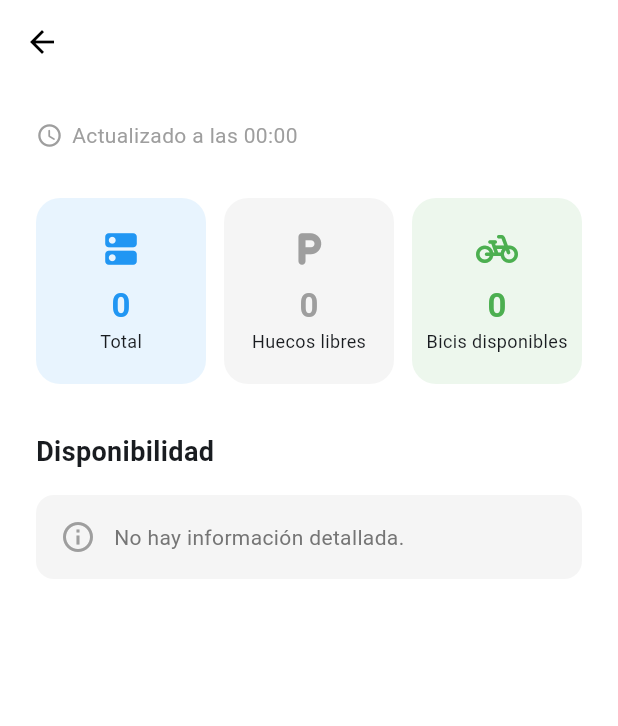
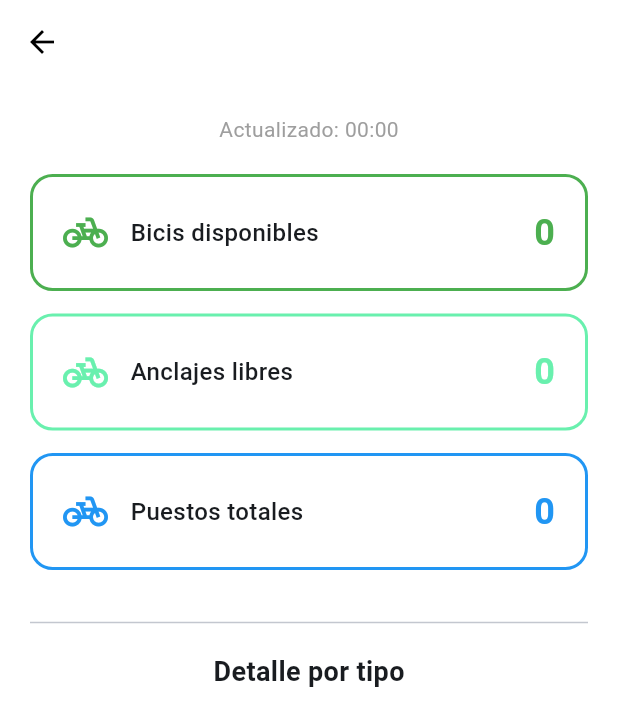
Before and after one commit to SilviaGarciaBouza/to7_1, a Flutter app: the StationDetailScreen screen opened directly with empty values, on a phone screen of 412 x 824 dp. Shown: the top 726 px of the screen. Run offline on Flutter 3.47's test engine with Material 3 defaults, Android fonts, the light colour scheme and no system bars; network calls fail.

Commit message:
new detais colors

```diff
--- a/lib/views/StationDetailScreen.dart
+++ b/lib/views/StationDetailScreen.dart
@@ -7,160 +7,182 @@ class StationDetailScreen extends StatelessWidget {
 
   @override
   Widget build(BuildContext context) {
-    // 1. Convertir fecha
-    final date = DateTime.fromMillisecondsSinceEpoch(
+    final DateTime updateTime = DateTime.fromMillisecondsSinceEpoch(
       station.lastReported * 1000,
     );
-    final hora =
-        "${date.hour.toString().padLeft(2, '0')}:${date.minute.toString().padLeft(2, '0')}";
+    final String timeStr =
+        "${updateTime.hour.toString().padLeft(2, '0')}:${updateTime.minute.toString().padLeft(2, '0')}";
 
     return Scaffold(
       backgroundColor: Colors.white,
       appBar: AppBar(
-        title: Center(
-          child: Text(
-            station.name,
-            style: TextStyle(
-              fontWeight: FontWeight.bold,
-              fontSize: 20,
-              color: Colors.black,
+        title: Text(station.name, style: const TextStyle(color: Colors.black)),
+        backgroundColor: Colors.white,
+        iconTheme: const IconThemeData(color: Colors.black),
+        elevation: 0,
       ),
-            maxLines: 1,
-            overflow: TextOverflow.ellipsis,
+      body: SingleChildScrollView(
+        padding: const EdgeInsets.all(20),
+        child: Column(
+          children: [
+            Text(
+              "Actualizado: $timeStr",
+              style: const TextStyle(color: Colors.grey),
             ),
-        ),
-        backgroundColor: Colors.white,
-        elevation: 0,
-        leading: IconButton(
-          icon: Icon(Icons.arrow_back, color: Colors.black),
-          tooltip: 'Volver',
-          onPressed: () => Navigator.of(context).pop(),
-        ),
-      ),
-      body: Padding(
-        padding: EdgeInsets.all(24.0),
-        child: Column(
-          crossAxisAlignment: CrossAxisAlignment.start,
-          children: [
-            Row(
-              children: [
-                Icon(Icons.access_time_rounded, size: 18, color: Colors.grey),
-                SizedBox(width: 6),
-                Text(
-                  "Actualizado a las $hora",
-                  style: TextStyle(fontSize: 14, color: Colors.grey),
-                ),
-              ],
-            ),
+            const SizedBox(height: 20),
 
-            SizedBox(height: 32),
-
-            Row(
-              children: [
-                _InfoCard(
-                  label: "Total",
-                  value: "${station.capacity}",
-                  icon: Icons.dns_rounded,
-                  color: Colors.blue,
-                ),
-                SizedBox(width: 12),
-                _InfoCard(
-                  label: "Huecos libres",
-                  value: "${station.numDocksAvailable}",
-                  icon: Icons.local_parking_rounded,
-                  color: Colors.grey,
-                ),
-                SizedBox(width: 12),
-                _InfoCard(
-                  label: "Bicis disponibles",
-                  value: "${station.numBikesAvailable}",
-                  icon: Icons.pedal_bike_rounded,
-                  color: Colors.green,
-                ),
-              ],
-            ),
-
-            SizedBox(height: 32),
-
-            Text(
-              "Disponibilidad",
-              style: TextStyle(fontSize: 18, fontWeight: FontWeight.bold),
-            ),
-            SizedBox(height: 16),
-
-            if (station.availableTypes.isEmpty)
             Container(
-                padding: EdgeInsets.all(16),
+              margin: const EdgeInsets.only(bottom: 15),
+              padding: const EdgeInsets.all(20),
               decoration: BoxDecoration(
-                  color: Colors.grey[100],
-                  borderRadius: BorderRadius.circular(12),
-                ),
-                child: Row(
-                  children: [
-                    Icon(Icons.info_outline, color: Colors.grey[500]),
-                    SizedBox(width: 12),
-                    Text(
-                      "No hay información detallada.",
-                      style: TextStyle(color: Colors.grey[600]),
-                    ),
-                  ],
-                ),
-              )
-            else
-              ...station.availableTypes.where((t) => t.count > 0).map((type) {
-                final isElectric =
-                    type.id.toUpperCase().contains('ELECTRIC') ||
-                    type.id.toUpperCase().contains('EF') ||
-                    type.id.toUpperCase().contains('BOOST');
-
-                // COLORES:
-                final colorTema = isElectric
-                    ? Colors.amber[700]!
-                    : Colors.purple;
-                final colorFondo = isElectric
-                    ? Colors.amber[50]!
-                    : Colors.purple[50]!;
-                final tipoTexto = isElectric ? "Eléctrica" : "Mecánica";
-
-                return Tooltip(
-                  message: '$tipoTexto (Modelo ${type.id})',
-                  triggerMode: TooltipTriggerMode.tap,
-                  child: Container(
-                    margin: EdgeInsets.only(bottom: 12),
-                    padding: EdgeInsets.symmetric(horizontal: 20, vertical: 16),
-                    decoration: BoxDecoration(
-                      color: colorFondo,
-                      borderRadius: BorderRadius.circular(16),
-                      border: Border.all(
-                        color: colorTema.withOpacity(0.3),
-                        width: 1,
-                      ),
+                border: Border.all(color: Colors.green, width: 2),
+                borderRadius: BorderRadius.circular(15),
               ),
               child: Row(
                 mainAxisAlignment: MainAxisAlignment.spaceBetween,
                 children: [
-                        Icon(
-                          isElectric
-                              ? Icons.electric_bolt_rounded
-                              : Icons.pedal_bike_rounded,
-                          color: colorTema,
-                          size: 32,
+                  Row(
+                    children: [
+                      Icon(Icons.pedal_bike, color: Colors.green, size: 30),
+                      const SizedBox(width: 15),
+                      Text(
+                        "Bicis disponibles",
+                        style: const TextStyle(
+                          fontSize: 16,
+                          fontWeight: FontWeight.w500,
                         ),
-
-                        // SOLO NÚMERO
+                      ),
+                    ],
+                  ),
                   Text(
-                          "${type.count}",
+                    "${station.numBikesAvailable}",
                     style: TextStyle(
-                            fontSize: 28,
+                      fontSize: 24,
                       fontWeight: FontWeight.bold,
-                            color: colorTema,
+                      color: Colors.green,
                     ),
                   ),
                 ],
               ),
             ),
+
+            Container(
+              margin: const EdgeInsets.only(bottom: 15),
+              padding: const EdgeInsets.all(20),
+              decoration: BoxDecoration(
+                border: Border.all(color: Colors.greenAccent, width: 2),
+                borderRadius: BorderRadius.circular(15),
+              ),
+              child: Row(
+                mainAxisAlignment: MainAxisAlignment.spaceBetween,
+                children: [
+                  Row(
+                    children: [
+                      Icon(
+                        Icons.pedal_bike,
+                        color: Colors.greenAccent,
+                        size: 30,
+                      ),
+                      const SizedBox(width: 15),
+                      Text(
+                        "Anclajes libres",
+                        style: const TextStyle(
+                          fontSize: 16,
+                          fontWeight: FontWeight.w500,
+                        ),
+                      ),
+                    ],
+                  ),
+                  Text(
+                    "${station.numDocksAvailable}",
+                    style: TextStyle(
+                      fontSize: 24,
+                      fontWeight: FontWeight.bold,
+                      color: Colors.greenAccent,
+                    ),
+                  ),
+                ],
+              ),
+            ),
+
+            Container(
+              margin: const EdgeInsets.only(bottom: 15),
+              padding: const EdgeInsets.all(20),
+              decoration: BoxDecoration(
+                border: Border.all(color: Colors.blue, width: 2),
+                borderRadius: BorderRadius.circular(15),
+              ),
+              child: Row(
+                mainAxisAlignment: MainAxisAlignment.spaceBetween,
+                children: [
+                  Row(
+                    children: [
+                      Icon(Icons.pedal_bike, color: Colors.blue, size: 30),
+                      const SizedBox(width: 15),
+                      Text(
+                        "Puestos totales",
+                        style: const TextStyle(
+                          fontSize: 16,
+                          fontWeight: FontWeight.w500,
+                        ),
+                      ),
+                    ],
+                  ),
+                  Text(
+                    "${station.capacity}",
+                    style: TextStyle(
+                      fontSize: 24,
+                      fontWeight: FontWeight.bold,
+                      color: Colors.blue,
+                    ),
+                  ),
+                ],
+              ),
+            ),
+
+            const Divider(height: 40),
+            const Text(
+              "Detalle por tipo",
+              style: TextStyle(fontSize: 18, fontWeight: FontWeight.bold),
+            ),
+            const SizedBox(height: 10),
+
+            ListView(
+              shrinkWrap: true,
+              physics: const NeverScrollableScrollPhysics(),
+              children: station.availableTypes.map((type) {
+                final bool isElectric = type.id.toLowerCase().contains("efit");
+
+                return ListTile(
+                  leading: Icon(
+                    isElectric
+                        ? Icons.bolt
+                        : type.id.toLowerCase().contains("fit")
+                        ? Icons.directions_bike
+                        : null,
+                    color: Colors.purple,
+                  ),
+                  title: Text(
+                    type.id.toLowerCase().contains("efit")
+                        ? "Eléctrica (EFIT)"
+                        : type.id.toLowerCase().contains("fit")
+                        ? "Mecánica (FIT)"
+                        : " ",
+                  ),
+                  trailing: Text(
+                    type.id.toLowerCase().contains("efit")
+                        ? "${type.count}"
+                        : type.id.toLowerCase().contains("fit")
+                        ? "${type.count}"
+                        : " ",
+                    style: const TextStyle(
+                      fontSize: 20,
+                      fontWeight: FontWeight.bold,
+                    ),
+                  ),
                 );
-              }),
+              }).toList(),
+            ),
           ],
         ),
       ),
@@ -168,43 +190,54 @@ class StationDetailScreen extends StatelessWidget {
   }
 }
 
-class _InfoCard extends StatelessWidget {
-  final String label;
+// Widget básico para las tarjetas de información
+class _SimpleCard extends StatelessWidget {
+  final String title;
   final String value;
+  final Color color;
   final IconData icon;
-  final Color color;
 
-  const _InfoCard({
-    required this.label,
+  const _SimpleCard({
+    required this.title,
     required this.value,
+    required this.color,
     required this.icon,
-    required this.color,
   });
 
   @override
   Widget build(BuildContext context) {
-    return Expanded(
-      child: Container(
-        padding: EdgeInsets.symmetric(vertical: 20),
+    return Container(
+      margin: const EdgeInsets.only(bottom: 15),
+      padding: const EdgeInsets.all(20),
       decoration: BoxDecoration(
-          color: color.withOpacity(0.1),
-          borderRadius: BorderRadius.circular(16),
+        border: Border.all(color: color.withOpacity(0.5), width: 2),
+        borderRadius: BorderRadius.circular(15),
       ),
-        child: Column(
+      child: Row(
+        mainAxisAlignment: MainAxisAlignment.spaceBetween,
         children: [
-            Icon(icon, color: color, size: 28),
-            SizedBox(height: 8),
+          Row(
+            children: [
+              Icon(icon, color: color, size: 30),
+              const SizedBox(width: 15),
+              Text(
+                title,
+                style: const TextStyle(
+                  fontSize: 16,
+                  fontWeight: FontWeight.w500,
+                ),
+              ),
+            ],
+          ),
           Text(
             value,
             style: TextStyle(
-                fontSize: 22,
+              fontSize: 24,
               fontWeight: FontWeight.bold,
               color: color,
             ),
           ),
-            Text(label, style: TextStyle(fontSize: 12)),
         ],
-        ),
       ),
     );
   }
```
Also changed, not shown: lib/views/StationListScreen.dart (+29 -43 lines), 1 other file. Lines whose indentation alone changed are shown as unchanged.
